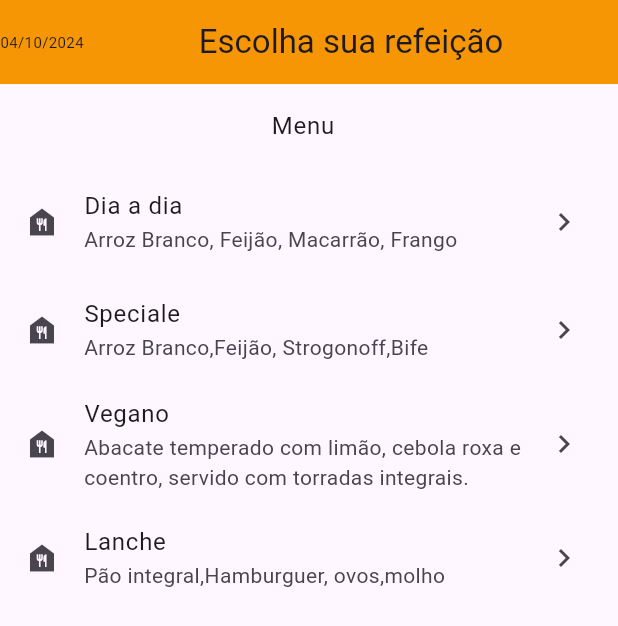
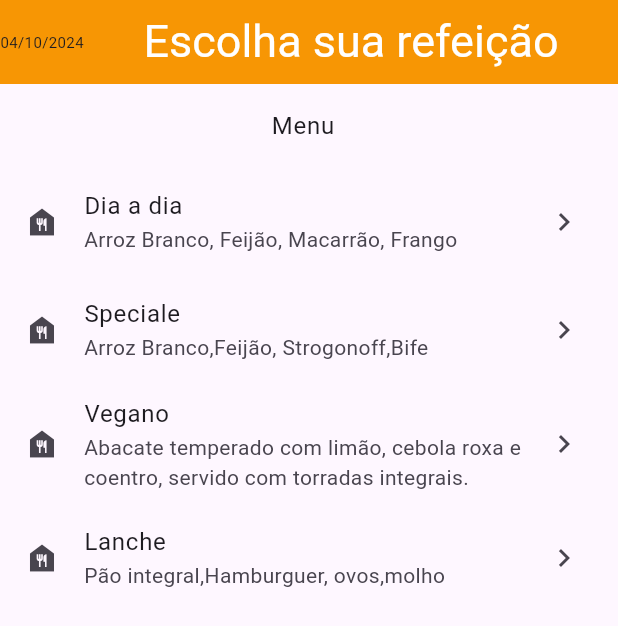
Before and after one commit to diogofragoso/bd_flutter, a Flutter app: the screen it shows after launch, on a phone screen of 412 x 824 dp. Shown: the top 626 px of the screen. Run offline on Flutter 3.47's test engine with Material 3 defaults, Android fonts, the light colour scheme and no system bars; our stand-ins replace sqflite; accounts and stored records are empty.

Commit message:
Atividade_alunos

```diff
--- a/lib/main.dart
+++ b/lib/main.dart
@@ -35,7 +35,7 @@ class Home extends StatelessWidget {
         leading: Data(),
         backgroundColor: const Color.fromARGB(255, 247, 150, 4),
         title: Center(
-          child: const Text('Escolha sua refeição'),
+          child: const Text('Escolha sua refeição', style: TextStyle(color: Colors.white, fontSize: 30),),
         ),
       ),
       body: const Center(
--- a/lib/view/diaadia.dart
+++ b/lib/view/diaadia.dart
@@ -53,7 +53,7 @@ class _DiaadiaState extends State<Diaadia> {
         appBar: AppBar(
           centerTitle: true,
           backgroundColor: Colors.blue[500],
-          title: const Center(child: Text('Dia a dia')),
+          title: const Center(child: Text('Dia a dia', style: TextStyle(color: Colors.white, fontSize: 30),)),
         ),
         body: Column(
 
```
